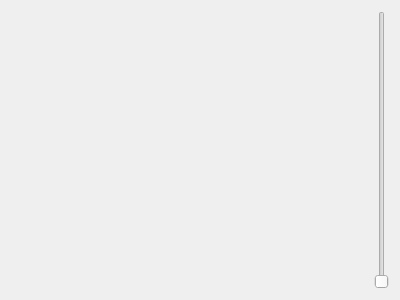
The window that examples/BarGauge/bargauge.ui (glasgowneuro/Qt-custom-gauge-widget) describes before a commit, drawn with Qt 5.
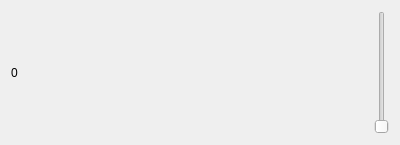
The same window after the commit.

Commit message: added value label

The edit to the form file:
```diff
--- a/examples/BarGauge/bargauge.ui
+++ b/examples/BarGauge/bargauge.ui
@@ -7,7 +7,7 @@
     <x>0</x>
     <y>0</y>
     <width>400</width>
-    <height>300</height>
+    <height>145</height>
    </rect>
   </property>
   <property name="windowTitle">
@@ -18,10 +18,20 @@
   </property>
   <layout class="QHBoxLayout" name="horizontalLayout">
    <item>
-    <widget class="QWidget" name="widget" native="true"/>
+    <widget class="QLabel" name="_valueLabel">
+     <property name="text">
+      <string>0</string>
+     </property>
+     <property name="textFormat">
+      <enum>Qt::MarkdownText</enum>
+     </property>
+    </widget>
    </item>
    <item>
     <widget class="QSlider" name="verticalSlider">
+     <property name="maximum">
+      <number>100</number>
+     </property>
      <property name="orientation">
       <enum>Qt::Vertical</enum>
      </property>
```
The commit also changes 4 other files.
